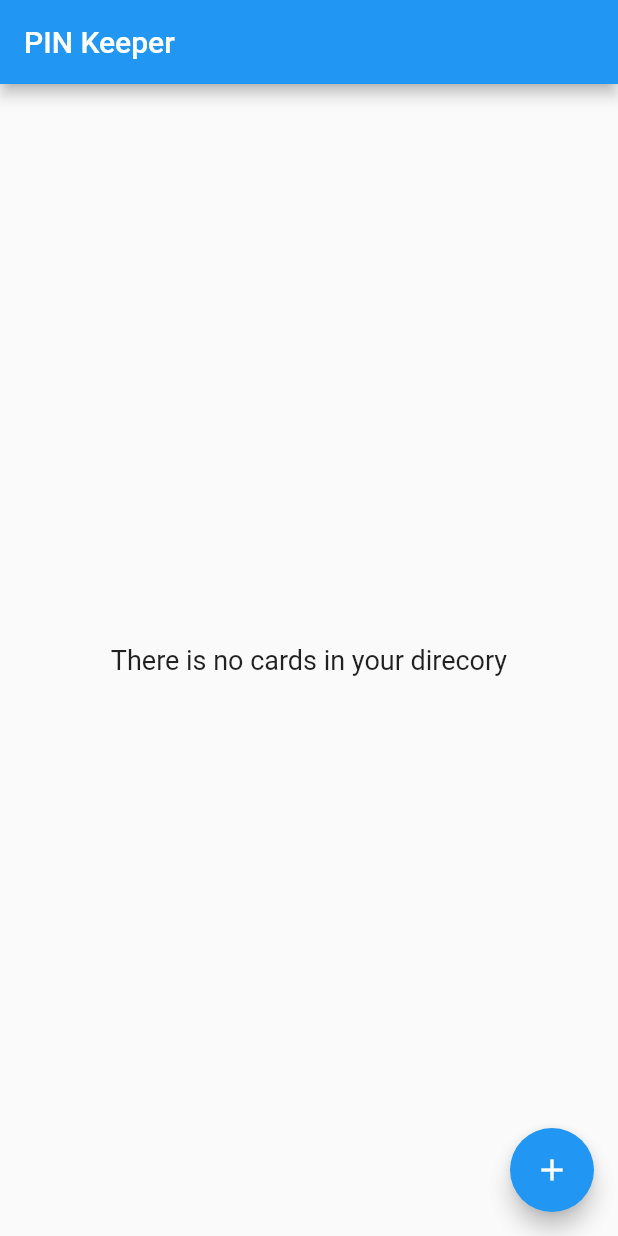
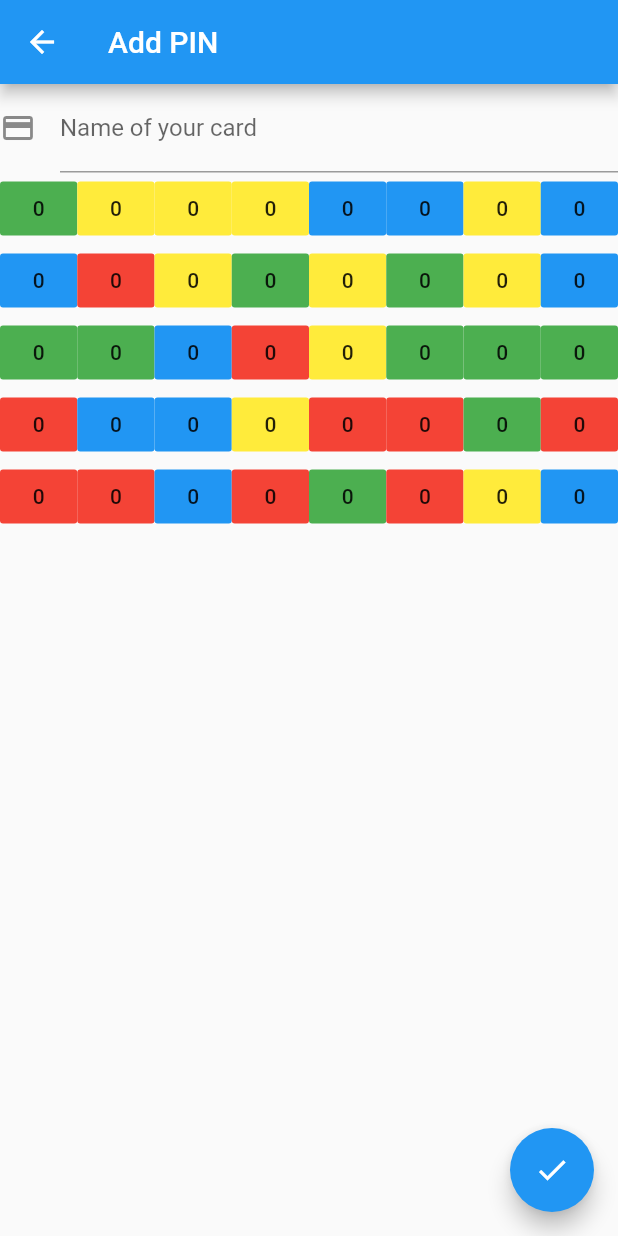
Before and after one commit to KasperKimose/PINKeeper, a Flutter app: the screen it shows after launch, after a tap on the "add" icon, on a phone screen of 412 x 824 dp. Run offline on Flutter 3.47's test engine with Material 2 defaults, Android fonts, the phone set to English and light mode, and no system bars; our stand-ins replace sqflite; accounts and stored records are empty.

Commit message:
Add card with different colors, and numbers

```diff
--- /dev/null
+++ b/pin_keeper/lib/add_pin_screen.dart
@@ -0,0 +1,125 @@
+import 'package:flutter/material.dart';
+import 'dart:math';
+
+class AddPINScreen extends StatefulWidget {
+  AddPINScreen({Key key}) : super(key: key);
+
+  @override
+  _AddPINScreenState createState() => new _AddPINScreenState();
+}
+
+class _AddPINScreenState extends State<AddPINScreen> {
+  List<String> _colors = ['R','R','R','R','R','R','R','R','R','R',
+                          'Y','Y','Y','Y','Y','Y','Y','Y','Y','Y',
+                          'G','G','G','G','G','G','G','G','G','G',
+                          'B','B','B','B','B','B','B','B','B','B'];
+  Random rand = new Random();
+  void _saveCard() {}
+
+  int wtf = 0;
+
+  String _getColor() {
+    if(_colors.length == 0) return "";
+    int i = rand.nextInt(_colors.length);
+    return _colors.removeAt(i);
+  }
+
+  Widget buildPINRow(){
+    return new Row(
+      children: <Widget>[
+        new PINButton(color: _getColor()),
+        new PINButton(color: _getColor()),
+        new PINButton(color: _getColor()),
+        new PINButton(color: _getColor()),
+        new PINButton(color: _getColor()),
+        new PINButton(color: _getColor()),
+        new PINButton(color: _getColor()),
+        new PINButton(color: _getColor()),
+      ],
+    );
+  }
+
+  @override
+  Widget build(BuildContext context) {
+    return new Scaffold(
+      appBar: new AppBar(
+        title: new Text("Add PIN"),
+      ),
+      body: new Column(
+        children: <Widget>[
+          new TextFormField(
+            decoration: new InputDecoration(
+                labelText: 'Name of your card',
+                icon: new Icon(Icons.credit_card)),
+          ),
+          new Center(
+            child: new Column(
+              children: <Widget>[
+                buildPINRow(),
+                buildPINRow(),
+                buildPINRow(),
+                buildPINRow(),
+                buildPINRow()
+              ],
+            ),
+          )
+        ],
+      ),
+      floatingActionButton: new FloatingActionButton(
+        onPressed: _saveCard,
+        tooltip: "Save card",
+        child: new Icon(Icons.done),
+      ),
+    );
+  }
+}
+
+class PINButton extends StatefulWidget{
+  final String color;
+
+  PINButton({Key key, this.color}) : super(key: key);
+
+  @override
+  _PINButtonState createState() => new _PINButtonState(color);
+}
+
+class _PINButtonState extends State<PINButton>{
+  int _number = 0;
+  Color _color;
+
+  _PINButtonState(String color){
+    if(color.contains('R')){
+      _color = Colors.red;
+    }
+    else if(color.contains('Y')){
+      _color = Colors.yellow;
+    }
+    else if(color.contains('B')){
+      _color = Colors.blue;
+    }
+    else if(color.contains('G')){
+      _color = Colors.green;
+    }
+  }
+
+  void _updateNumber(){
+    setState(() {
+        _number = (_number+1)%10;
+    });
+  }
+
+  Color _getColor(){
+    return _color;
+  }
+
+  @override
+  Widget build(BuildContext context) {
+    return new Flexible(
+        child: new FlatButton(
+          onPressed: _updateNumber,
+          color: _getColor(),
+          child: new Text(_number.toString()),
+        )
+    );
+  }
+}
--- a/pin_keeper/lib/database_helper.dart
+++ b/pin_keeper/lib/database_helper.dart
@@ -18,7 +18,7 @@ class DataBaseHelper {
     if (_db != null) {
       return _db;
     }
-    _db = initDb();
+    _db = await initDb();
     return _db;
   }
 
@@ -33,7 +33,7 @@ class DataBaseHelper {
   }
 
   _onCreate(Database db, int version) async{
-    await db.execute("CREATE TABLE Card(id INTEGER PRIMARY KEY, name TEXT");
+    await db.execute("CREATE TABLE Card(id INTEGER PRIMARY KEY, name TEXT)");
     print("Table created");
   }
 
--- a/pin_keeper/lib/main.dart
+++ b/pin_keeper/lib/main.dart
@@ -1,12 +1,14 @@
+import 'dart:async';
+
 import 'package:flutter/material.dart';
-import 'package:sqflite/sqflite.dart';
 
 import 'models/creditcard.dart';
 import 'database_helper.dart';
+import 'add_pin_screen.dart';
 
-void main() => runApp(new MyApp());
+void main() => runApp(new PINKeeper());
 
-class MyApp extends StatelessWidget {
+class PINKeeper extends StatelessWidget {
   // This widget is the root of our application.
   @override
   Widget build(BuildContext context) {
@@ -15,32 +17,45 @@ class MyApp extends StatelessWidget {
       theme: new ThemeData(
         primarySwatch: Colors.blue,
       ),
-      home: new MyHomePage(title: 'PIN Keeper'),
+      home: new FrontPage(title: 'PIN Keeper'),
     );
   }
 }
 
-class MyHomePage extends StatefulWidget {
-  MyHomePage({Key key, this.title}) : super(key: key);
+class FrontPage extends StatefulWidget {
   final String title;
 
+  FrontPage({Key key, this.title}) : super(key: key);
+
   @override
-  _MyHomePageState createState() => new _MyHomePageState();
+  _FrontPageState createState() => new _FrontPageState();
 }
 
-class _MyHomePageState extends State<MyHomePage> {
+class _FrontPageState extends State<FrontPage> {
   final _biggerFonts = const TextStyle(fontSize: 18.0);
+
   List<CreditCard> _cards;
   final _db = new DataBaseHelper();
 
   @override
-  void initState() async {
+  void initState() {
     super.initState();
-    _cards = await _db.getCards();
+    initCard().then((result) {
+      setState(() {
+        _cards = result;
+      });
+    });
   }
 
-  _newCard() {
-    //Todo make new card page
+  Future<List<CreditCard>> initCard() async {
+    return await _db.getCards();
+  }
+
+  void _newCard() {
+    Navigator.push(
+              context,
+              new MaterialPageRoute(builder: (context) => new AddPINScreen()),
+            );
   }
 
   Widget _buildSuggestions() {
```
Also changed, not shown: pin_keeper/pubspec.lock, 8 other files.
